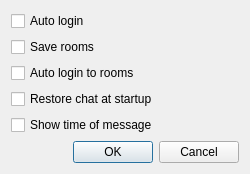
The window that chatoptions.ui (HappySeaFox/tht) describes before a commit, drawn with Qt 5.
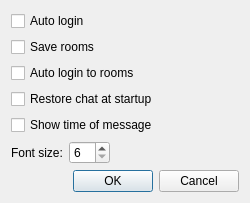
The same window after the commit.

Patch:
```diff
--- a/chatoptions.ui
+++ b/chatoptions.ui
@@ -7,7 +7,7 @@
     <x>0</x>
     <y>0</y>
     <width>250</width>
-    <height>167</height>
+    <height>192</height>
    </rect>
   </property>
   <property name="windowTitle">
@@ -30,7 +30,7 @@
        </property>
       </widget>
      </item>
-     <item row="1" column="1">
+     <item row="1" column="1" rowspan="2">
       <spacer name="horizontalSpacer">
        <property name="orientation">
         <enum>Qt::Horizontal</enum>
@@ -64,6 +64,40 @@
        </property>
       </widget>
      </item>
+     <item row="5" column="0">
+      <layout class="QHBoxLayout" name="horizontalLayout">
+       <item>
+        <widget class="QLabel" name="label">
+         <property name="text">
+          <string>Font size:</string>
+         </property>
+        </widget>
+       </item>
+       <item>
+        <widget class="QSpinBox" name="spinFontSize">
+         <property name="minimum">
+          <number>6</number>
+         </property>
+         <property name="maximum">
+          <number>48</number>
+         </property>
+        </widget>
+       </item>
+       <item>
+        <spacer name="horizontalSpacer_2">
+         <property name="orientation">
+          <enum>Qt::Horizontal</enum>
+         </property>
+         <property name="sizeHint" stdset="0">
+          <size>
+           <width>0</width>
+           <height>20</height>
+          </size>
+         </property>
+        </spacer>
+       </item>
+      </layout>
+     </item>
     </layout>
    </item>
    <item row="0" column="1">
@@ -89,8 +123,8 @@
      </property>
      <property name="sizeHint" stdset="0">
       <size>
-       <width>17</width>
-       <height>63</height>
+       <width>20</width>
+       <height>88</height>
       </size>
      </property>
     </spacer>
```
Left out of the diff: 1 changed line with no effect on the pictures.
